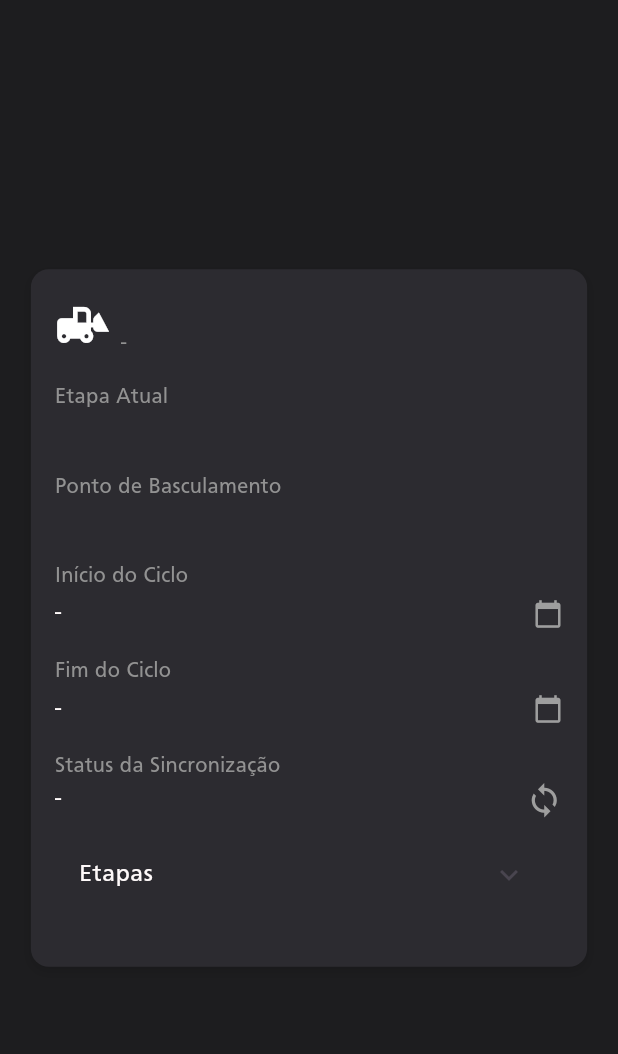
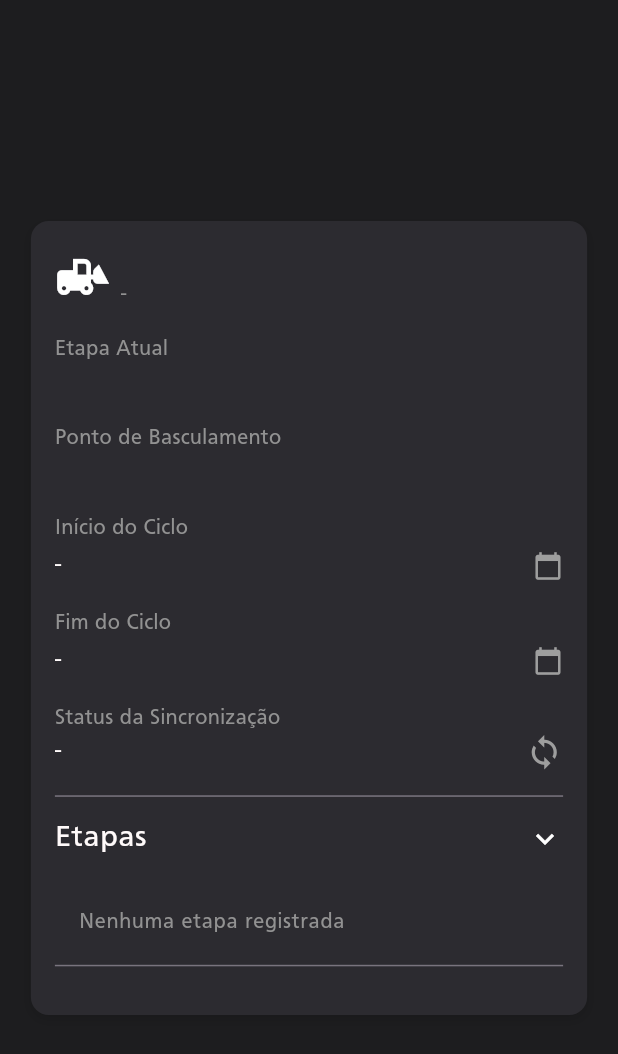
Before and after one commit to wesleydevsouza/desafio_mobile, a Flutter app: the SimulacaoCard widget shown alone on an empty page, opened directly with empty values, on a phone screen of 412 x 824 dp. Shown: the top 1054 px of the screen. Run offline on Flutter 3.47's test engine with Material 3 defaults, Android fonts, the phone set to English and light mode, and no system bars; our stand-ins replace shared_preferences; accounts and stored records are empty.

Commit message:
fix: correcao na exibicao das informacoes

```diff
--- a/lib/constants/styling.dart
+++ b/lib/constants/styling.dart
@@ -55,9 +55,9 @@ class AppTheme {
 
   static const TextStyle labelText = TextStyle(
     fontFamily: 'Frutiger',
-    color: corFonte,
-    fontWeight: FontWeight.bold,
-    fontSize: 32,
+    color: corFonte2,
+    fontWeight: FontWeight.normal,
+    fontSize: 16,
   );
 
   static const TextTheme lightTextTheme = TextTheme(
--- a/lib/widgets/simulacao_card.dart
+++ b/lib/widgets/simulacao_card.dart
@@ -33,7 +33,18 @@ class SimulacaoCard extends StatelessWidget {
 
   String _formatDateTime(DateTime? dt) {
     if (dt == null) return '-';
-    return "${dt.day.toString().padLeft(2, '0')}/${dt.month.toString().padLeft(2, '0')}/${dt.year} - ${dt.hour.toString().padLeft(2, '0')}:${dt.minute.toString().padLeft(2, '0')}";
+    return "${dt.day.toString().padLeft(2, '0')}/${dt.month.toString().padLeft(2, '0')}/${dt.year} - "
+        "${dt.hour.toString().padLeft(2, '0')}:${dt.minute.toString().padLeft(2, '0')}:${dt.second.toString().padLeft(2, '0')}";
+  }
+
+  String _formatTimestamp(String? iso) {
+    if (iso == null) return '-';
+    try {
+      final dt = DateTime.parse(iso);
+      return _formatDateTime(dt);
+    } catch (_) {
+      return iso;
+    }
   }
 
   @override
@@ -164,11 +175,19 @@ class SimulacaoCard extends StatelessWidget {
                 const Icon(Icons.sync, size: 25, color: Colors.grey),
               ],
             ),
-            SizedBox(height: SizeConfig.heightMultiplier * 1),
+            SizedBox(height: SizeConfig.heightMultiplier * 2),
             ExpansionTile(
-              title: const Text(
+              initiallyExpanded: true,
+              iconColor: Colors.white,
+              tilePadding: EdgeInsets.zero,
+              title: Text(
                 'Etapas',
-                style: AppTheme.textoGeral,
+                style: AppTheme.textoGeral.copyWith(fontSize: 20),
+              ),
+              trailing: const Icon(
+                Icons.expand_more,
+                size: 24,
+                color: Colors.white,
               ),
               children: [
                 if (etapas != null && etapas!.isNotEmpty)
@@ -177,8 +196,10 @@ class SimulacaoCard extends StatelessWidget {
                           ListTile(
                             title: Text(etapa['etapa'] ?? '-',
                                 style: AppTheme.textoGeral),
-                            subtitle: Text(etapa['timestamp'] ?? '-',
-                                style: AppTheme.subTitulo),
+                            subtitle: Text(
+                              _formatTimestamp(etapa['timestamp']),
+                              style: AppTheme.subTitulo,
+                            ),
                           ),
                           if (etapas!.last != etapa)
                             const Divider(color: Colors.grey),
@@ -192,14 +213,6 @@ class SimulacaoCard extends StatelessWidget {
               ],
             ),
             SizedBox(height: SizeConfig.heightMultiplier * 2),
-            if (onPressed != null)
-              Align(
-                alignment: Alignment.centerRight,
-                child: DefaultButton(
-                  textButton: 'Simular',
-                  onPressed: onPressed,
-                ),
-              ),
           ],
         ),
       ),
```
Also changed, not shown: lib/viewmodels/simulacao_viewmodel.dart (+26 -24 lines), lib/views/simulacao_view.dart (+35 -9 lines).
